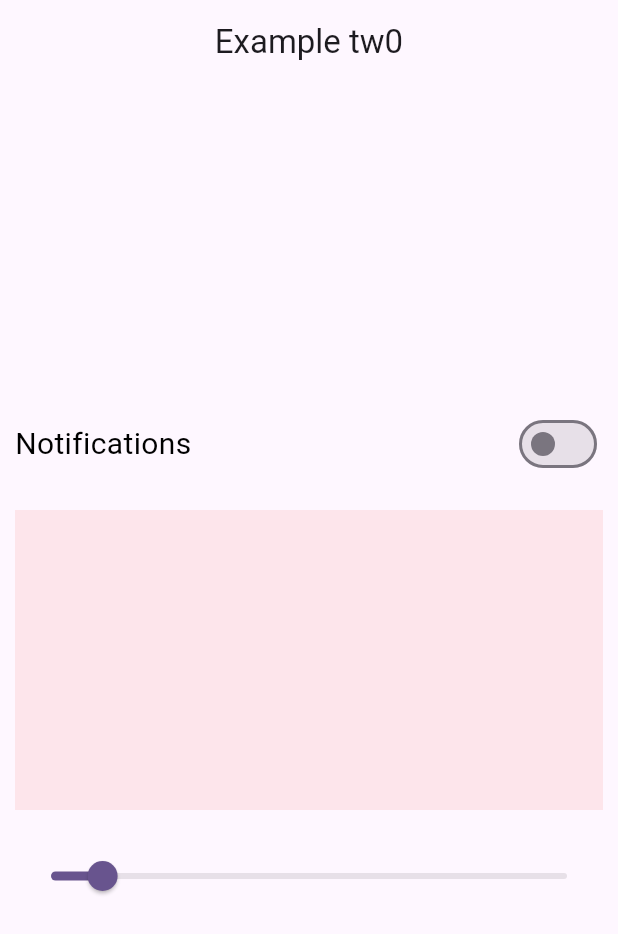
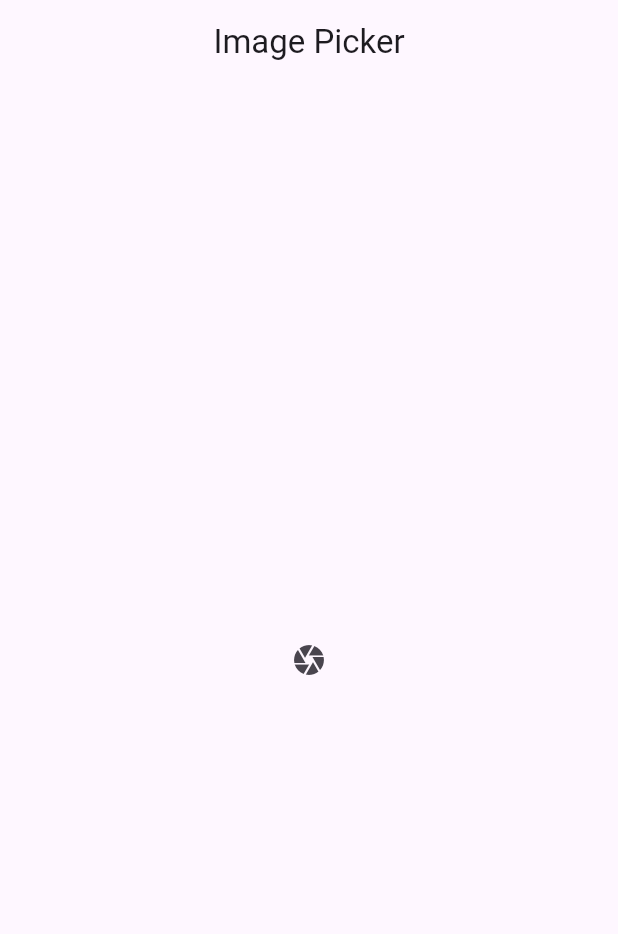
Before and after one commit to Hasnainhai/movie_app, a Flutter app: the screen it shows after launch, on a phone screen of 412 x 824 dp. Shown: the top 934 px of the screen. Run offline on Flutter 3.47's test engine with Material 3 defaults, Android fonts, the phone set to English and light mode, and no system bars; our stand-ins replace bloc, equatable, flutter_bloc, image_picker.

Commit message:
image picker Bloc

```diff
--- /dev/null
+++ b/lib/bloc/imagePickerBloc/image_picker_bloc.dart
@@ -0,0 +1,24 @@
+import 'package:bloc_movie_app/bloc/imagePickerBloc/image_picker_event.dart';
+import 'package:bloc_movie_app/bloc/imagePickerBloc/image_picker_state.dart';
+import 'package:bloc_movie_app/utils/image_picker_utils.dart';
+import 'package:flutter_bloc/flutter_bloc.dart';
+import 'package:image_picker/image_picker.dart';
+
+class ImagePickerBloc extends Bloc<ImagePickerEvent, ImagePickerState> {
+  ImagePickerUtils imagePickerUtils = ImagePickerUtils();
+
+  ImagePickerBloc(this.imagePickerUtils) : super(const ImagePickerState()) {
+    on<CameraPicker>(cameraCapture);
+    on<GalleryPicker>(galleryPicker);
+  }
+  void cameraCapture(CameraPicker event, Emitter<ImagePickerState> emit) async {
+    XFile? file = await imagePickerUtils.cameraPicker();
+    emit(state.copyWith(file: file));
+  }
+
+  void galleryPicker(
+      GalleryPicker event, Emitter<ImagePickerState> emit) async {
+    XFile? file = await imagePickerUtils.galleryPicker();
+    emit(state.copyWith(file: file));
+  }
+}
--- /dev/null
+++ b/lib/bloc/imagePickerBloc/image_picker_event.dart
@@ -0,0 +1,12 @@
+import 'package:equatable/equatable.dart';
+
+abstract class ImagePickerEvent extends Equatable {
+  const ImagePickerEvent();
+
+  @override
+  List<Object> get props => [];
+}
+
+class CameraPicker extends ImagePickerEvent {}
+
+class GalleryPicker extends ImagePickerEvent {}
--- /dev/null
+++ b/lib/bloc/imagePickerBloc/image_picker_state.dart
@@ -0,0 +1,14 @@
+import 'package:equatable/equatable.dart';
+import 'package:image_picker/image_picker.dart';
+
+class ImagePickerState extends Equatable {
+  final XFile? file;
+  const ImagePickerState({this.file});
+
+  ImagePickerState copyWith({XFile? file}) {
+    return ImagePickerState(file: file ?? this.file);
+  }
+
+  @override
+  List<Object?> get props => [file];
+}
--- a/lib/main.dart
+++ b/lib/main.dart
@@ -1,8 +1,10 @@
+import 'package:bloc_movie_app/bloc/imagePickerBloc/image_picker_bloc.dart';
 import 'package:bloc_movie_app/bloc/switchBloc/switch_bloc.dart';
+import 'package:bloc_movie_app/ui/imagePicker/image_picker_screen.dart';
 import 'package:flutter/material.dart';
 import 'package:flutter_bloc/flutter_bloc.dart';
 import 'bloc/counteBloc/counter_bloc.dart';
-import 'ui/switch_example.dart';
+import 'utils/image_picker_utils.dart';
 
 void main() {
   runApp(const MyApp());
@@ -20,13 +22,16 @@
         BlocProvider(
           create: (_) => SwitchBloc(),
         ),
+        BlocProvider(
+          create: (_) => ImagePickerBloc(ImagePickerUtils()),
+        ),
       ],
       child: MaterialApp(
         theme: ThemeData(
           colorScheme: ColorScheme.fromSeed(seedColor: Colors.deepPurple),
           useMaterial3: true,
         ),
-        home: const SwitchExample(),
+        home: const ImagePickerScreen(),
       ),
     );
   }
--- /dev/null
+++ b/lib/ui/imagePicker/image_picker_screen.dart
@@ -0,0 +1,40 @@
+import 'dart:io';
+
+import 'package:bloc_movie_app/bloc/imagePickerBloc/image_picker_bloc.dart';
+import 'package:bloc_movie_app/bloc/imagePickerBloc/image_picker_event.dart';
+import 'package:bloc_movie_app/bloc/imagePickerBloc/image_picker_state.dart';
+import 'package:flutter/material.dart';
+import 'package:flutter_bloc/flutter_bloc.dart';
+
+class ImagePickerScreen extends StatelessWidget {
+  const ImagePickerScreen({super.key});
+
+  @override
+  Widget build(BuildContext context) {
+    return Scaffold(
+      appBar: AppBar(
+        title: const Text('Image Picker'),
+        centerTitle: true,
+      ),
+      body: Center(
+        child: BlocBuilder<ImagePickerBloc, ImagePickerState>(
+            builder: (contex, state) {
+          return state.file == null
+              ? IconButton(
+                  onPressed: () {
+                    context.read<ImagePickerBloc>().add(GalleryPicker());
+                  },
+                  icon: const Icon(Icons.camera))
+              : Container(
+                  height: 200,
+                  width: double.infinity,
+                  decoration: BoxDecoration(
+                    image: DecorationImage(
+                        image: FileImage(File(state.file!.path.toString()))),
+                  ),
+                );
+        }),
+      ),
+    );
+  }
+}
--- /dev/null
+++ b/lib/utils/image_picker_utils.dart
@@ -0,0 +1,15 @@
+import 'package:image_picker/image_picker.dart';
+
+class ImagePickerUtils {
+  final ImagePicker _pickImage = ImagePicker();
+
+  Future<XFile?> cameraPicker() async {
+    final XFile? file = await _pickImage.pickImage(source: ImageSource.camera);
+    return file;
+  }
+
+  Future<XFile?> galleryPicker() async {
+    final XFile? file = await _pickImage.pickImage(source: ImageSource.gallery);
+    return file;
+  }
+}
--- a/pubspec.yaml
+++ b/pubspec.yaml
@@ -38,6 +38,7 @@
   equatable: ^2.0.5
   flutter_bloc: ^8.1.6
   bloc: ^8.1.4
+  image_picker: ^1.1.2
 
 dev_dependencies:
   flutter_test:
```
Also changed, not shown: lib/ui/counter/counter_screen.dart (renamed from lib/ui/counter_screen.dart), lib/ui/switch/switch_example.dart (renamed from lib/ui/switch_example.dart), pubspec.lock, 6 other files.
